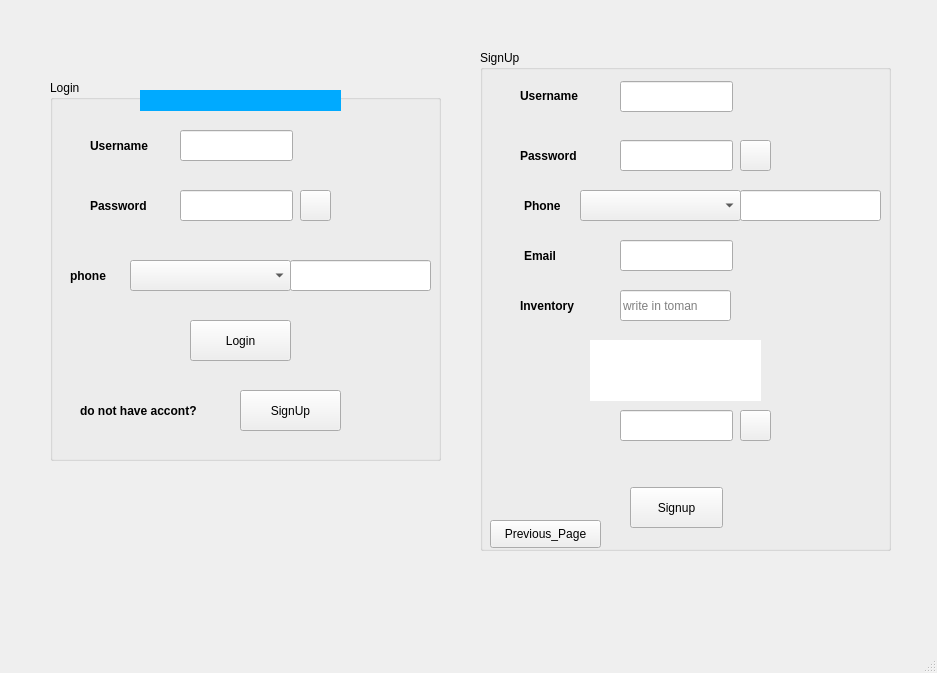
Qt form login_or_signup_page.ui (Parsazahedian/Farm_fum_1402) before a commit.
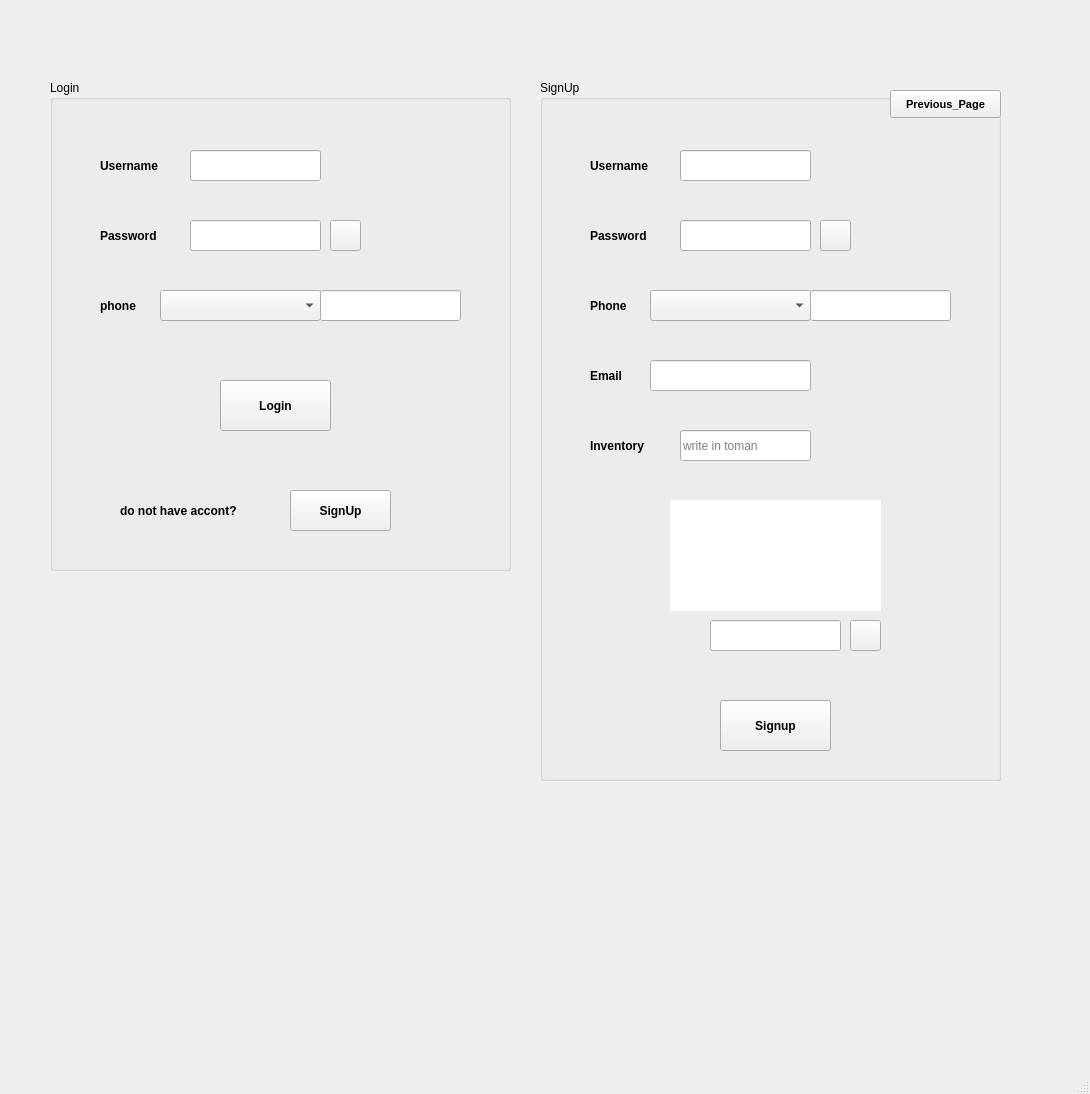
The same form after that commit. Icons and pictures are not drawn.

```diff
--- a/login_or_signup_page.ui
+++ b/login_or_signup_page.ui
@@ -6,8 +6,8 @@
    <rect>
     <x>0</x>
     <y>0</y>
-    <width>937</width>
-    <height>673</height>
+    <width>1090</width>
+    <height>1094</height>
    </rect>
   </property>
   <property name="windowTitle">
@@ -19,8 +19,8 @@
      <rect>
       <x>50</x>
       <y>80</y>
-      <width>391</width>
-      <height>381</height>
+      <width>461</width>
+      <height>491</height>
      </rect>
     </property>
     <property name="font">
@@ -37,9 +37,9 @@
     <widget class="QLineEdit" name="lineEdit">
      <property name="geometry">
       <rect>
-       <x>130</x>
-       <y>50</y>
-       <width>113</width>
+       <x>140</x>
+       <y>70</y>
+       <width>131</width>
        <height>31</height>
       </rect>
      </property>
@@ -47,9 +47,9 @@
     <widget class="QLineEdit" name="lineEdit_2">
      <property name="geometry">
       <rect>
-       <x>130</x>
-       <y>110</y>
-       <width>113</width>
+       <x>140</x>
+       <y>140</y>
+       <width>131</width>
        <height>31</height>
       </rect>
      </property>
@@ -57,8 +57,8 @@
     <widget class="QLabel" name="label">
      <property name="geometry">
       <rect>
-       <x>30</x>
-       <y>310</y>
+       <x>70</x>
+       <y>410</y>
        <width>151</width>
        <height>41</height>
       </rect>
@@ -77,12 +77,19 @@
     <widget class="QPushButton" name="signUp_of_LoginGroupbox">
      <property name="geometry">
       <rect>
-       <x>190</x>
-       <y>310</y>
+       <x>240</x>
+       <y>410</y>
        <width>101</width>
        <height>41</height>
       </rect>
      </property>
+     <property name="font">
+      <font>
+       <pointsize>9</pointsize>
+       <weight>75</weight>
+       <bold>true</bold>
+      </font>
+     </property>
      <property name="text">
       <string>SignUp</string>
      </property>
@@ -90,12 +97,19 @@
     <widget class="QPushButton" name="Login_of_LoginGroupbox">
      <property name="geometry">
       <rect>
-       <x>140</x>
-       <y>240</y>
-       <width>101</width>
-       <height>41</height>
+       <x>170</x>
+       <y>300</y>
+       <width>111</width>
+       <height>51</height>
       </rect>
      </property>
+     <property name="font">
+      <font>
+       <pointsize>9</pointsize>
+       <weight>75</weight>
+       <bold>true</bold>
+      </font>
+     </property>
      <property name="text">
       <string>Login</string>
      </property>
@@ -103,8 +117,8 @@
     <widget class="QLabel" name="label_2">
      <property name="geometry">
       <rect>
-       <x>40</x>
-       <y>110</y>
+       <x>50</x>
+       <y>140</y>
        <width>81</width>
        <height>31</height>
       </rect>
@@ -123,8 +137,8 @@
     <widget class="QLabel" name="label_3">
      <property name="geometry">
       <rect>
-       <x>40</x>
-       <y>50</y>
+       <x>50</x>
+       <y>70</y>
        <width>81</width>
        <height>31</height>
       </rect>
@@ -143,8 +157,8 @@
     <widget class="QLabel" name="Error_label_of_username">
      <property name="geometry">
       <rect>
-       <x>130</x>
-       <y>80</y>
+       <x>140</x>
+       <y>100</y>
        <width>181</width>
        <height>21</height>
       </rect>
@@ -159,8 +173,8 @@
     <widget class="QLabel" name="Error_label_of_Password">
      <property name="geometry">
       <rect>
-       <x>130</x>
-       <y>150</y>
+       <x>140</x>
+       <y>170</y>
        <width>181</width>
        <height>21</height>
       </rect>
@@ -175,8 +189,8 @@
     <widget class="QLabel" name="label_6">
      <property name="geometry">
       <rect>
-       <x>20</x>
-       <y>180</y>
+       <x>50</x>
+       <y>210</y>
        <width>71</width>
        <height>31</height>
       </rect>
@@ -195,8 +209,8 @@
     <widget class="QLineEdit" name="lineEdit_13">
      <property name="geometry">
       <rect>
-       <x>240</x>
-       <y>180</y>
+       <x>270</x>
+       <y>210</y>
        <width>141</width>
        <height>31</height>
       </rect>
@@ -205,8 +219,8 @@
     <widget class="QComboBox" name="comboBox_2">
      <property name="geometry">
       <rect>
-       <x>80</x>
-       <y>180</y>
+       <x>110</x>
+       <y>210</y>
        <width>161</width>
        <height>31</height>
       </rect>
@@ -215,8 +229,8 @@
     <widget class="QLabel" name="Error_label_of_phone_2">
      <property name="geometry">
       <rect>
-       <x>210</x>
-       <y>210</y>
+       <x>270</x>
+       <y>240</y>
        <width>181</width>
        <height>21</height>
       </rect>
@@ -231,8 +245,8 @@
     <widget class="QPushButton" name="pushButton_2">
      <property name="geometry">
       <rect>
-       <x>250</x>
-       <y>110</y>
+       <x>280</x>
+       <y>140</y>
        <width>31</width>
        <height>31</height>
       </rect>
@@ -247,14 +261,19 @@
     <widget class="QLabel" name="Login_For_Player_i">
      <property name="geometry">
       <rect>
-       <x>90</x>
+       <x>170</x>
        <y>10</y>
-       <width>201</width>
-       <height>21</height>
+       <width>211</width>
+       <height>31</height>
       </rect>
      </property>
+     <property name="font">
+      <font>
+       <pointsize>9</pointsize>
+      </font>
+     </property>
      <property name="styleSheet">
-      <string notr="true">background-color: rgb(0, 170, 255);</string>
+      <string notr="true">color: rgb(0, 0, 255);</string>
      </property>
      <property name="text">
       <string/>
@@ -264,10 +283,10 @@
    <widget class="QGroupBox" name="groupBox_2">
     <property name="geometry">
      <rect>
-      <x>480</x>
-      <y>50</y>
-      <width>411</width>
-      <height>501</height>
+      <x>540</x>
+      <y>80</y>
+      <width>461</width>
+      <height>701</height>
      </rect>
     </property>
     <property name="font">
@@ -285,8 +304,8 @@
      <property name="geometry">
       <rect>
        <x>140</x>
-       <y>31</y>
-       <width>113</width>
+       <y>70</y>
+       <width>131</width>
        <height>31</height>
       </rect>
      </property>
@@ -295,8 +314,8 @@
      <property name="geometry">
       <rect>
        <x>140</x>
-       <y>90</y>
-       <width>113</width>
+       <y>140</y>
+       <width>131</width>
        <height>31</height>
       </rect>
      </property>
@@ -304,8 +323,8 @@
     <widget class="QLineEdit" name="lineEdit_5">
      <property name="geometry">
       <rect>
-       <x>260</x>
-       <y>140</y>
+       <x>270</x>
+       <y>210</y>
        <width>141</width>
        <height>31</height>
       </rect>
@@ -314,9 +333,9 @@
     <widget class="QLineEdit" name="lineEdit_6">
      <property name="geometry">
       <rect>
-       <x>140</x>
-       <y>190</y>
-       <width>113</width>
+       <x>110</x>
+       <y>280</y>
+       <width>161</width>
        <height>31</height>
       </rect>
      </property>
@@ -325,8 +344,8 @@
      <property name="geometry">
       <rect>
        <x>140</x>
-       <y>240</y>
-       <width>111</width>
+       <y>350</y>
+       <width>131</width>
        <height>31</height>
       </rect>
      </property>
@@ -342,19 +361,19 @@
     <widget class="QLabel" name="label_4">
      <property name="geometry">
       <rect>
-       <x>110</x>
-       <y>290</y>
-       <width>171</width>
-       <height>61</height>
+       <x>130</x>
+       <y>420</y>
+       <width>211</width>
+       <height>111</height>
       </rect>
      </property>
      <property name="font">
       <font>
-       <family>MS Serif</family>
-       <pointsize>26</pointsize>
-       <weight>75</weight>
-       <italic>false</italic>
-       <bold>true</bold>
+       <family>MS Sans Serif</family>
+       <pointsize>28</pointsize>
+       <weight>50</weight>
+       <italic>true</italic>
+       <bold>false</bold>
       </font>
      </property>
      <property name="styleSheet">
@@ -377,9 +396,9 @@
     <widget class="QLineEdit" name="lineEdit_9">
      <property name="geometry">
       <rect>
-       <x>140</x>
-       <y>360</y>
-       <width>113</width>
+       <x>170</x>
+       <y>540</y>
+       <width>131</width>
        <height>31</height>
       </rect>
      </property>
@@ -397,12 +416,19 @@
     <widget class="QPushButton" name="SignUp_of_Signup">
      <property name="geometry">
       <rect>
-       <x>150</x>
-       <y>437</y>
-       <width>93</width>
-       <height>41</height>
+       <x>180</x>
+       <y>620</y>
+       <width>111</width>
+       <height>51</height>
       </rect>
      </property>
+     <property name="font">
+      <font>
+       <pointsize>9</pointsize>
+       <weight>75</weight>
+       <bold>true</bold>
+      </font>
+     </property>
      <property name="text">
       <string>Signup</string>
      </property>
@@ -420,8 +446,8 @@
     <widget class="QLabel" name="label_5">
      <property name="geometry">
       <rect>
-       <x>40</x>
-       <y>240</y>
+       <x>50</x>
+       <y>350</y>
        <width>81</width>
        <height>31</height>
       </rect>
@@ -450,8 +476,8 @@
     <widget class="QLabel" name="label_8">
      <property name="geometry">
       <rect>
-       <x>44</x>
-       <y>190</y>
+       <x>50</x>
+       <y>280</y>
        <width>61</width>
        <height>31</height>
       </rect>
@@ -470,8 +496,8 @@
     <widget class="QLabel" name="label_9">
      <property name="geometry">
       <rect>
-       <x>44</x>
-       <y>140</y>
+       <x>50</x>
+       <y>210</y>
        <width>61</width>
        <height>31</height>
       </rect>
@@ -490,8 +516,8 @@
     <widget class="QLabel" name="label_10">
      <property name="geometry">
       <rect>
-       <x>40</x>
-       <y>90</y>
+       <x>50</x>
+       <y>140</y>
        <width>81</width>
        <height>31</height>
       </rect>
@@ -510,8 +536,8 @@
     <widget class="QLabel" name="label_11">
      <property name="geometry">
       <rect>
-       <x>40</x>
-       <y>30</y>
+       <x>50</x>
+       <y>70</y>
        <width>81</width>
        <height>31</height>
       </rect>
@@ -530,8 +556,8 @@
     <widget class="QComboBox" name="comboBox">
      <property name="geometry">
       <rect>
-       <x>100</x>
-       <y>140</y>
+       <x>110</x>
+       <y>210</y>
        <width>161</width>
        <height>31</height>
       </rect>
@@ -541,7 +567,7 @@
      <property name="geometry">
       <rect>
        <x>140</x>
-       <y>60</y>
+       <y>100</y>
        <width>181</width>
        <height>21</height>
       </rect>
@@ -557,7 +583,7 @@
      <property name="geometry">
       <rect>
        <x>140</x>
-       <y>120</y>
+       <y>170</y>
        <width>181</width>
        <height>21</height>
       </rect>
@@ -572,8 +598,8 @@
     <widget class="QLabel" name="Error_label_of_phone_signup">
      <property name="geometry">
       <rect>
-       <x>220</x>
-       <y>170</y>
+       <x>270</x>
+       <y>240</y>
        <width>181</width>
        <height>21</height>
       </rect>
@@ -588,8 +614,8 @@
     <widget class="QLabel" name="Error_label_of_Email">
      <property name="geometry">
       <rect>
-       <x>140</x>
-       <y>220</y>
+       <x>110</x>
+       <y>310</y>
        <width>181</width>
        <height>21</height>
       </rect>
@@ -605,7 +631,7 @@
      <property name="geometry">
       <rect>
        <x>140</x>
-       <y>270</y>
+       <y>380</y>
        <width>181</width>
        <height>21</height>
       </rect>
@@ -620,8 +646,8 @@
     <widget class="QLabel" name="Error_label_of_Captcha">
      <property name="geometry">
       <rect>
-       <x>140</x>
-       <y>390</y>
+       <x>170</x>
+       <y>570</y>
        <width>181</width>
        <height>21</height>
       </rect>
@@ -636,8 +662,8 @@
     <widget class="QPushButton" name="pushButton">
      <property name="geometry">
       <rect>
-       <x>260</x>
-       <y>360</y>
+       <x>310</x>
+       <y>540</y>
        <width>31</width>
        <height>31</height>
       </rect>
@@ -652,8 +678,8 @@
     <widget class="QPushButton" name="pushButton_3">
      <property name="geometry">
       <rect>
-       <x>260</x>
-       <y>90</y>
+       <x>280</x>
+       <y>140</y>
        <width>31</width>
        <height>31</height>
       </rect>
@@ -668,12 +694,15 @@
     <widget class="QLabel" name="SignUp_For_Player_i">
      <property name="geometry">
       <rect>
-       <x>110</x>
+       <x>160</x>
        <y>10</y>
-       <width>211</width>
-       <height>21</height>
+       <width>221</width>
+       <height>31</height>
       </rect>
      </property>
+     <property name="styleSheet">
+      <string notr="true">color: rgb(0, 0, 255);</string>
+     </property>
      <property name="text">
       <string/>
      </property>
@@ -681,12 +710,19 @@
     <widget class="QPushButton" name="pushButton_4">
      <property name="geometry">
       <rect>
-       <x>10</x>
-       <y>470</y>
+       <x>350</x>
+       <y>10</y>
        <width>111</width>
        <height>28</height>
       </rect>
      </property>
+     <property name="font">
+      <font>
+       <pointsize>8</pointsize>
+       <weight>75</weight>
+       <bold>true</bold>
+      </font>
+     </property>
      <property name="text">
       <string>Previous_Page</string>
      </property>
```
Left out of the diff: 2 changed lines with no effect on the pictures.
